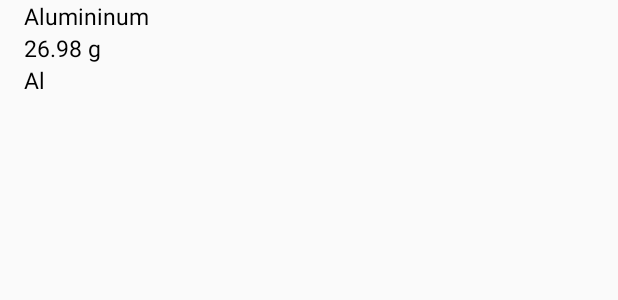
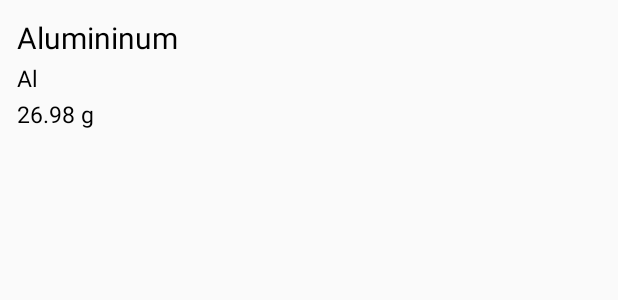
Before and after one commit to tayl/se-chemistry, an Android app: the layout item_chem_list.xml on its own in the app's theme, with its tools: preview values and no code run, on a phone screen of 412 x 824 dp. Shown: the top 300 px of the screen. Run offline under Robolectric (Android 15) with nearby library versions, the phone set to English and light mode, and no system bars.

Commit message:
Updated padding, margins, and font size of Element list to match Compound list

```diff
--- a/tayl/app/src/main/res/layout/item_chem_list.xml
+++ b/tayl/app/src/main/res/layout/item_chem_list.xml
@@ -1,32 +1,35 @@
 <?xml version="1.0" encoding="utf-8"?>
 <LinearLayout xmlns:android="http://schemas.android.com/apk/res/android"
-    android:layout_width="match_parent"
-    android:layout_height="match_parent"
+    android:layout_width="wrap_content"
+    android:layout_height="wrap_content"
     android:orientation="vertical"
-    android:paddingLeft="16dp"
-    android:paddingRight="16dp">
+    android:padding="10dp">
 
     <TextView
         android:id="@+id/item_name"
         android:layout_width="wrap_content"
         android:layout_height="wrap_content"
+        android:padding="1dp"
         android:text="Alumininum"
         android:textColor="#000000"
-        android:textSize="15dp" />
+        android:textSize="20dp" />
+
+    <TextView
+        android:id="@+id/item_formula"
+        android:layout_width="wrap_content"
+        android:layout_height="wrap_content"
+        android:padding="1sp"
+        android:text="Al"
+        android:textColor="#000000"
+        android:textSize="15sp" />
 
     <TextView
         android:id="@+id/item_molmass"
         android:layout_width="wrap_content"
         android:layout_height="wrap_content"
+        android:padding="1sp"
         android:text="26.98 g"
         android:textColor="#000000"
-        android:textSize="15dp" />
+        android:textSize="15sp" />
 
-    <TextView
-        android:id="@+id/item_formula"
-        android:layout_width="wrap_content"
-        android:layout_height="wrap_content"
-        android:text="Al"
-        android:textColor="#000000"
-        android:textSize="15dp" />
 </LinearLayout>
```
Also changed, not shown: tayl/app/src/main/res/layout/activity_chem_item.xml (+18 -14 lines).
